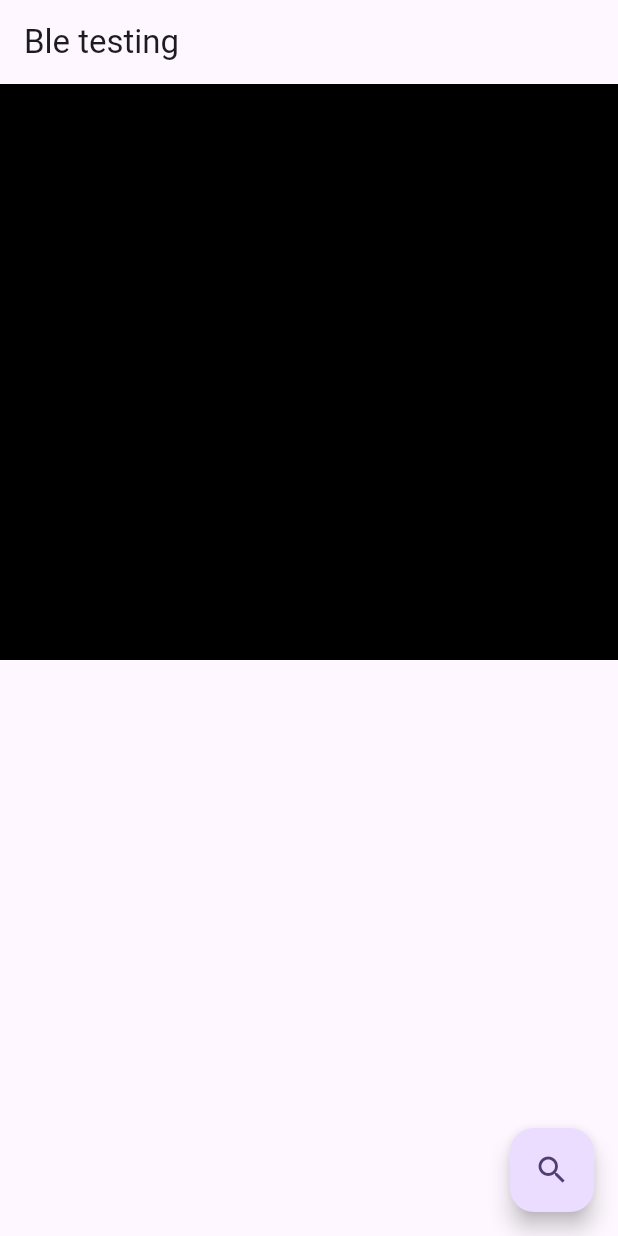
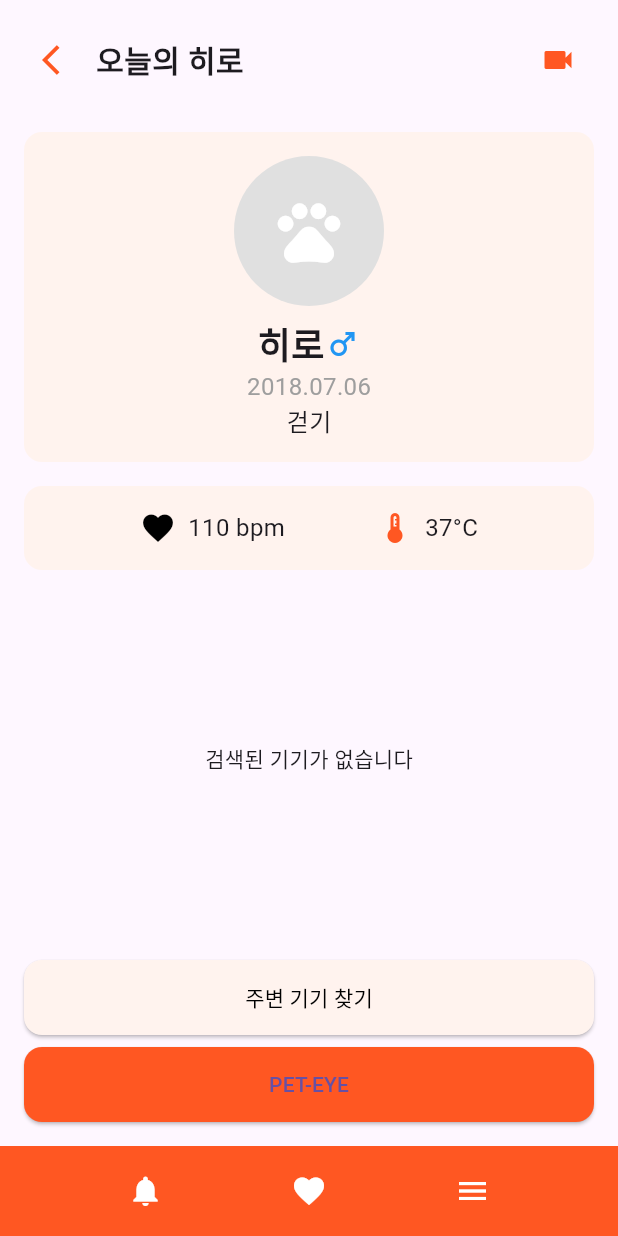
Before and after one commit to ji0ne/petimodel, a Flutter app: the screen it shows after launch, on a phone screen of 412 x 824 dp. Run offline on Flutter 3.47's test engine with Material 3 defaults, Android fonts, the phone set to English and light mode, and no system bars; our stand-ins replace flutter_blue, get, permission_handler.

Commit message:
UI적용 / 주변기기리스트

```diff
--- a/lib/ble_controller.dart
+++ b/lib/ble_controller.dart
@@ -1,5 +1,6 @@
 import 'dart:async';
 import 'dart:convert';
+import 'dart:typed_data';
 import 'package:flutter_blue/flutter_blue.dart';
 import 'package:get/get.dart';
 import 'package:permission_handler/permission_handler.dart';
@@ -14,11 +15,16 @@ class BleController extends GetxController {
 
   RxList<String> receivedDataList = <String>[].obs;
 
+  BluetoothCharacteristic? writeCharacteristic;
+
   //이 클래스 안에서만 사용되는 private 변수
   String completeData = "";
 
   //다른 클래스에서 사용할 수신한 전체데이터 변수
   String get s_completeData=> completeData;
+
+  var isScanning = false.obs;
+
 
   @override
   void dispose() {
@@ -57,6 +63,11 @@ class BleController extends GetxController {
               print("캐릭터 : $characteristic");
               _subscribeToCharacteristic(characteristic);
             }
+            if(characteristic.properties.write)
+              {
+                  writeCharacteristic = characteristic;
+                  print("Write특성 찾음 : $writeCharacteristic");
+              }
           }
         }
       }
@@ -89,6 +100,33 @@ class BleController extends GetxController {
     });
   }
 
+  Future<void> sendData(int number) async {
+    if (number != 1) {
+      print("Invalid number: Only 1 is supported");
+      return;
+    }
+
+    if (connectedDevice == null) {
+      print("No device connected");
+      return;
+    }
+
+    if (writeCharacteristic == null) {
+      print("Write characteristic not found");
+      return;
+    }
+
+    try {
+      // 0x01을 1바이트로 전송
+      List<int> byteArray = [0x01];  // 16진수 0x01 사용
+
+      await writeCharacteristic!.write(byteArray, withoutResponse: true);
+      print('Data sent: 0x01');
+    } catch (e) {
+      print("Error sending data: $e");
+    }
+  }
+
   Stream<List<ScanResult>> get scanResults => ble.scanResults;
 
   @override
--- a/lib/main.dart
+++ b/lib/main.dart
@@ -13,65 +13,152 @@ class MyApp extends StatelessWidget {
   @override
   Widget build(BuildContext context) {
     return MaterialApp(
-      title: 'Flutter Demo',
       theme: ThemeData(
-        colorScheme: ColorScheme.fromSeed(seedColor: Colors.deepPurple),
+        primarySwatch: Colors.deepOrange,
         useMaterial3: true,
       ),
-      home: const MyHomePage(title: 'Ble testing'),
+      home: const PetProfileScreen(),
     );
   }
 }
 
-class MyHomePage extends StatefulWidget {
-  const MyHomePage({super.key, required this.title});
-
-  final String title;
+class PetProfileScreen extends StatefulWidget {
+  const PetProfileScreen({super.key});
 
   @override
-  State<MyHomePage> createState() => _MyHomePageState();
+  State<PetProfileScreen> createState() => _PetProfileScreenState();
 }
 
-class _MyHomePageState extends State<MyHomePage> {
+class _PetProfileScreenState extends State<PetProfileScreen> {
   final BleController controller = Get.put(BleController());
 
   @override
   Widget build(BuildContext context) {
     return Scaffold(
-      appBar: AppBar(
-        title: Text(widget.title),
+      body: SafeArea(
+        child: Column(
+          children: [
+            // Top Bar
+            Padding(
+              padding: const EdgeInsets.all(16.0),
+              child: Row(
+                children: [
+                  IconButton(
+                    icon: const Icon(Icons.arrow_back_ios, color: Colors.deepOrange),
+                    onPressed: () {},
                   ),
-      body: Column(
-        children: [
-          // 상단 절반: 시리얼 모니터
-          Expanded(
-            flex: 1,
-            child: Container(
-              padding: EdgeInsets.all(8.0),
-              color: Colors.black,
-              child: Obx(() => ListView(
-                children: controller.receivedDataList.map((data) => Text(
-                  data,
-                  style: TextStyle(color: Colors.green),
-                )).toList(),
-              )),
+                  const Text(
+                    '오늘의 히로',
+                    style: TextStyle(
+                      fontSize: 20,
+                      fontWeight: FontWeight.bold,
                     ),
                   ),
-          // 하단 절반: 블루투스 기기 리스트
+                  const Spacer(),
+                  IconButton(
+                    icon: const Icon(Icons.videocam, color: Colors.deepOrange),
+                    onPressed: () {},
+                  ),
+                ],
+              ),
+            ),
+
+            // Profile Section
+            Container(
+              padding: const EdgeInsets.all(16),
+              margin: const EdgeInsets.symmetric(horizontal: 16, vertical: 8),
+              decoration: BoxDecoration(
+                color: const Color(0xFFFFF3EE),
+                borderRadius: BorderRadius.circular(12),
+              ),
+              child: Column(
+                children: [
+                  CircleAvatar(
+                    radius: 50,
+                    backgroundColor: Colors.grey[300],
+                    child: const Icon(Icons.pets, size: 50, color: Colors.white),
+                  ),
+                  const SizedBox(height: 8),
+                  const Row(
+                    mainAxisAlignment: MainAxisAlignment.center,
+                    children: [
+                      Text(
+                        '히로',
+                        style: TextStyle(
+                          fontSize: 24,
+                          fontWeight: FontWeight.bold,
+                        ),
+                      ),
+                      Icon(Icons.male, color: Colors.blue),
+                    ],
+                  ),
+                  const Text(
+                    '2018.07.06',
+                    style: TextStyle(
+                      color: Colors.grey,
+                      fontSize: 16,
+                    ),
+                  ),
+                  const Text(
+                    '걷기',
+                    style: TextStyle(
+                      fontSize: 16,
+                    ),
+                  ),
+                ],
+              ),
+            ),
+
+            // Stats Section with BLE data
+            Container(
+              margin: const EdgeInsets.symmetric(horizontal: 16, vertical: 8),
+              padding: const EdgeInsets.all(16),
+              decoration: BoxDecoration(
+                color: const Color(0xFFFFF3EE),
+                borderRadius: BorderRadius.circular(12),
+              ),
+              child: Row(
+                mainAxisAlignment: MainAxisAlignment.spaceEvenly,
+                children: [
+                  Row(
+                    children: [
+                      const Icon(Icons.favorite, color: Colors.black),
+                      const SizedBox(width: 8),
+                      Obx(() => Text(
+                        '${controller.receivedDataList.isNotEmpty ? controller.receivedDataList.last : "110"} bpm',
+                        style: const TextStyle(fontSize: 16),
+                      )),
+                    ],
+                  ),
+                  const Row(
+                    children: [
+                      Icon(Icons.thermostat, color: Colors.deepOrange),
+                      SizedBox(width: 8),
+                      Text('37°C', style: TextStyle(fontSize: 16)),
+                    ],
+                  ),
+                ],
+              ),
+            ),
+
+            // Device List from BLE
             Expanded(
-            flex: 1,
               child: GetBuilder<BleController>(
                 builder: (controller) {
                   return StreamBuilder<List<ScanResult>>(
                     stream: controller.scanResults,
                     builder: (context, snapshot) {
-                    if (snapshot.hasData) {
+                      if (snapshot.hasData && snapshot.data!.isNotEmpty) {
                         return ListView.builder(
+                          padding: const EdgeInsets.symmetric(horizontal: 16),
                           itemCount: snapshot.data!.length,
                           itemBuilder: (context, index) {
                             final data = snapshot.data![index];
                             return Card(
-                            elevation: 2,
+                              margin: const EdgeInsets.only(bottom: 8),
+                              shape: RoundedRectangleBorder(
+                                borderRadius: BorderRadius.circular(12),
+                              ),
                               child: ListTile(
                                 title: Text(data.device.name.isEmpty ? 'Unknown Device' : data.device.name),
                                 subtitle: Text(data.device.id.id),
@@ -82,18 +169,64 @@ class _MyHomePageState extends State<MyHomePage> {
                           },
                         );
                       } else {
-                      return Center(child: Text("No device found"));
+                        return const Center(child: Text("검색된 기기가 없습니다"));
                       }
                     },
                   );
                 },
               ),
             ),
+
+            // Bottom Buttons
+            Padding(
+              padding: const EdgeInsets.all(16),
+              child: Column(
+                children: [
+                  ElevatedButton(
+                    style: ElevatedButton.styleFrom(
+                      backgroundColor: const Color(0xFFFFF3EE),
+                      foregroundColor: Colors.black,
+                      minimumSize: const Size(double.infinity, 50),
+                      shape: RoundedRectangleBorder(
+                        borderRadius: BorderRadius.circular(12),
+                      ),
+                    ),
+                    onPressed: () => controller.scanDevices(),
+                    child: const Text('주변 기기 찾기'),
+                  ),
+                  const SizedBox(height: 8),
+                  ElevatedButton(
+                    style: ElevatedButton.styleFrom(
+                      backgroundColor: Colors.deepOrange,
+                      minimumSize: const Size(double.infinity, 50),
+                      shape: RoundedRectangleBorder(
+                        borderRadius: BorderRadius.circular(12),
+                      ),
+                    ),
+                    onPressed: () => controller.sendData(1),
+                    child: const Text('PET-EYE'),
+                  ),
                 ],
               ),
-      floatingActionButton: FloatingActionButton(
-        onPressed: () => controller.scanDevices(),
-        child: const Icon(Icons.search),
+            ),
+
+            // Bottom Navigation Bar
+            Container(
+              height: 60,
+              decoration: const BoxDecoration(
+                color: Colors.deepOrange,
+              ),
+              child: const Row(
+                mainAxisAlignment: MainAxisAlignment.spaceEvenly,
+                children: [
+                  Icon(Icons.notifications, color: Colors.white),
+                  Icon(Icons.favorite, color: Colors.white),
+                  Icon(Icons.menu, color: Colors.white),
+                ],
+              ),
+            ),
+          ],
+        ),
       ),
     );
   }
```
Lines whose indentation alone changed are shown as unchanged.
